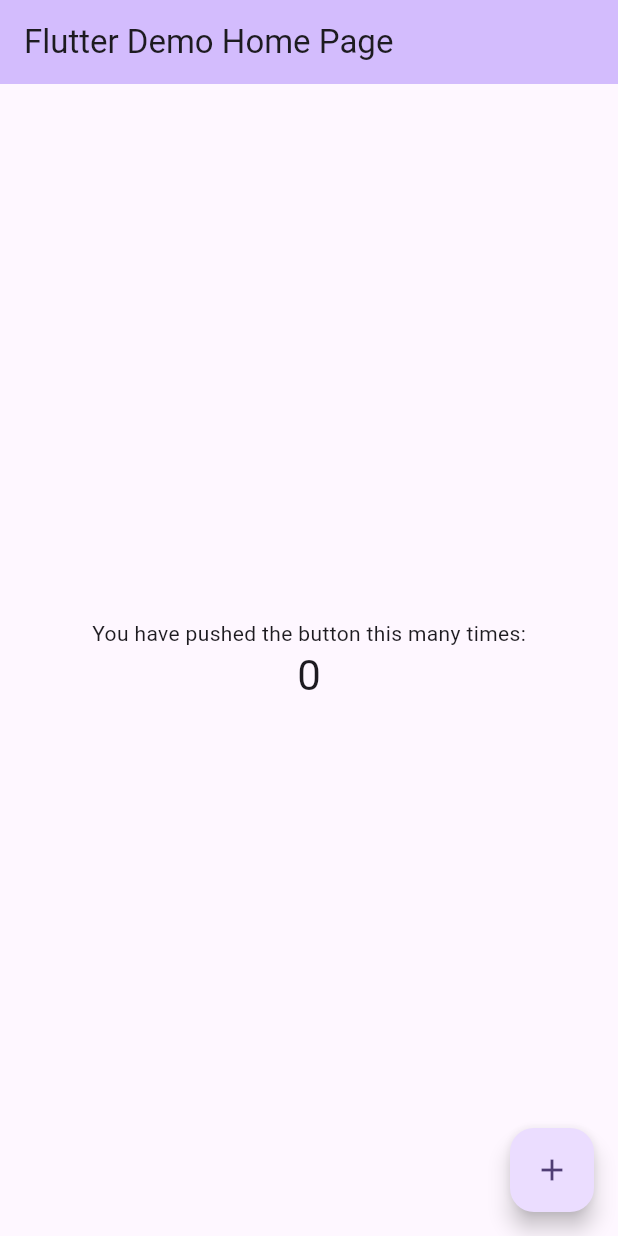
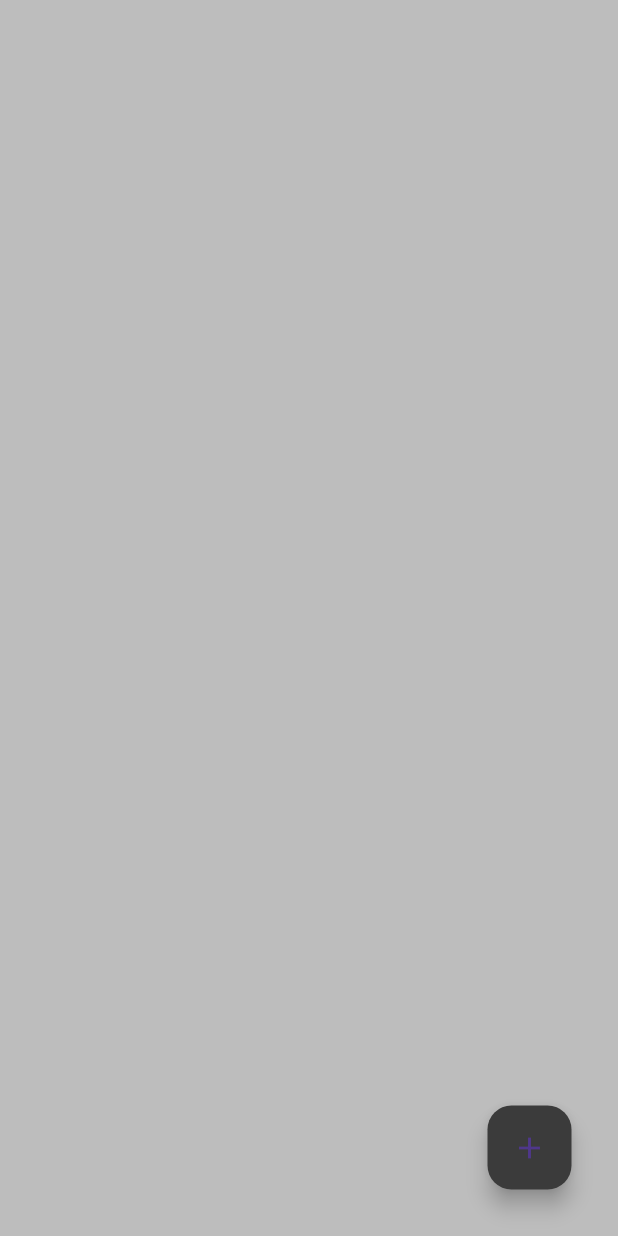
Before and after one commit to LuisRomero05/Purchasing-Planner-and-Manager, a Flutter app: the screen it shows after launch, on a phone screen of 412 x 824 dp. Run offline on Flutter 3.47's test engine with Material 3 defaults, Android fonts, the light colour scheme and no system bars.

Commit message:
esqueleto de la app, pendiente de modificaciones

```diff
--- a/application_purchasing_planner_and_manager/lib/main.dart
+++ b/application_purchasing_planner_and_manager/lib/main.dart
@@ -1,4 +1,5 @@
 import 'package:flutter/material.dart';
+import 'package:application_purchasing_planner_and_manager/pages/inicio.dart';
 
 void main() {
   runApp(const MyApp());
@@ -10,116 +11,9 @@
   // This widget is the root of your application.
   @override
   Widget build(BuildContext context) {
-    return MaterialApp(
-      title: 'Flutter Demo',
-      theme: ThemeData(
-        // This is the theme of your application.
-        //
-        // TRY THIS: Try running your application with "flutter run". You'll see
-        // the application has a purple toolbar. Then, without quitting the app,
-        // try changing the seedColor in the colorScheme below to Colors.green
-        // and then invoke "hot reload" (save your changes or press the "hot
-        // reload" button in a Flutter-supported IDE, or press "r" if you used
-        // the command line to start the app).
-        //
-        // Notice that the counter didn't reset back to zero; the application
-        // state is not lost during the reload. To reset the state, use hot
-        // restart instead.
-        //
-        // This works for code too, not just values: Most code changes can be
-        // tested with just a hot reload.
-        colorScheme: ColorScheme.fromSeed(seedColor: Colors.deepPurple),
-        useMaterial3: true,
-      ),
-      home: const MyHomePage(title: 'Flutter Demo Home Page'),
+    return const MaterialApp(
+      title: 'App de Notas',
+      home: MyWidget(),
     );
   }
 }
-
-class MyHomePage extends StatefulWidget {
-  const MyHomePage({super.key, required this.title});
-
-  // This widget is the home page of your application. It is stateful, meaning
-  // that it has a State object (defined below) that contains fields that affect
-  // how it looks.
-
-  // This class is the configuration for the state. It holds the values (in this
-  // case the title) provided by the parent (in this case the App widget) and
-  // used by the build method of the State. Fields in a Widget subclass are
-  // always marked "final".
-
-  final String title;
-
-  @override
-  State<MyHomePage> createState() => _MyHomePageState();
-}
-
-class _MyHomePageState extends State<MyHomePage> {
-  int _counter = 0;
-
-  void _incrementCounter() {
-    setState(() {
-      // This call to setState tells the Flutter framework that something has
-      // changed in this State, which causes it to rerun the build method below
-      // so that the display can reflect the updated values. If we changed
-      // _counter without calling setState(), then the build method would not be
-      // called again, and so nothing would appear to happen.
-      _counter++;
-    });
-  }
-
-  @override
-  Widget build(BuildContext context) {
-    // This method is rerun every time setState is called, for instance as done
-    // by the _incrementCounter method above.
-    //
-    // The Flutter framework has been optimized to make rerunning build methods
-    // fast, so that you can just rebuild anything that needs updating rather
-    // than having to individually change instances of widgets.
-    return Scaffold(
-      appBar: AppBar(
-        // TRY THIS: Try changing the color here to a specific color (to
-        // Colors.amber, perhaps?) and trigger a hot reload to see the AppBar
-        // change color while the other colors stay the same.
-        backgroundColor: Theme.of(context).colorScheme.inversePrimary,
-        // Here we take the value from the MyHomePage object that was created by
-        // the App.build method, and use it to set our appbar title.
-        title: Text(widget.title),
-      ),
-      body: Center(
-        // Center is a layout widget. It takes a single child and positions it
-        // in the middle of the parent.
-        child: Column(
-          // Column is also a layout widget. It takes a list of children and
-          // arranges them vertically. By default, it sizes itself to fit its
-          // children horizontally, and tries to be as tall as its parent.
-          //
-          // Column has various properties to control how it sizes itself and
-          // how it positions its children. Here we use mainAxisAlignment to
-          // center the children vertically; the main axis here is the vertical
-          // axis because Columns are vertical (the cross axis would be
-          // horizontal).
-          //
-          // TRY THIS: Invoke "debug painting" (choose the "Toggle Debug Paint"
-          // action in the IDE, or press "p" in the console), to see the
-          // wireframe for each widget.
-          mainAxisAlignment: MainAxisAlignment.center,
-          children: <Widget>[
-            const Text(
-              'You have pushed the button this many times:',
-            ),
-            Text(
-              '$_counter',
-              style: Theme.of(context).textTheme.headlineMedium,
-            ),
-          ],
-        ),
-      ),
-      floatingActionButton: FloatingActionButton(
-        onPressed: _incrementCounter,
-        tooltip: 'Increment',
-        child: const Icon(Icons.add),
-      ), // This trailing comma makes auto-formatting nicer for build methods.
-    );
-  }
-}
--- /dev/null
+++ b/application_purchasing_planner_and_manager/lib/pages/inicio.dart
@@ -0,0 +1,43 @@
+import 'package:flutter/material.dart';
+//import 'package:application_purchasing_planner_and_manager/styles/colors.dart';
+//import 'package:application_purchasing_planner_and_manager/styles/textstyles.dart';
+
+class MyWidget extends StatelessWidget {
+
+  const MyWidget({super.key});
+
+  @override
+  Widget build(BuildContext context) {
+    return Scaffold(
+      floatingActionButton: Padding(
+        padding: const EdgeInsets.all(15.0),
+        child: FloatingActionButton(
+          backgroundColor:  const Color(0xFF3B3B3B),
+          onPressed: () {}, child: const Icon(Icons.add),
+          ),
+        ),
+        backgroundColor: Colors.black26,
+        body: SafeArea(
+          child: Column(children: [
+            _appBar(),
+            const SizedBox(
+              height: 20,
+            ),
+            //_body(),
+          ],
+        ),
+      ),
+    );
+  }
+  _appBar() {
+    return Container(
+      margin: const EdgeInsets.only(top: 14),
+      padding: const EdgeInsets.symmetric(horizontal: 16),
+      child: const Row(
+        mainAxisAlignment: MainAxisAlignment.spaceBetween,
+        children: [],
+      ),
+    );
+  }
+
+}
--- /dev/null
+++ b/application_purchasing_planner_and_manager/lib/styles/colors.dart
@@ -0,0 +1,12 @@
+import 'package:flutter/material.dart';
+
+const bgColor = Color(0xFF252525);
+const tileColors = [
+  Color(0xFFffab91),
+  Color(0xFFffcc80),
+  Color(0xFFe6ee9b),
+  Color(0xFF80deea),
+  Color(0xFFcf93d9),
+  Color(0xFF80cbc4),
+  Color(0xFFf48fb1),
+];
--- a/application_purchasing_planner_and_manager/pubspec.yaml
+++ b/application_purchasing_planner_and_manager/pubspec.yaml
@@ -35,6 +35,8 @@ dependencies:
   # The following adds the Cupertino Icons font to your application.
   # Use with the CupertinoIcons class for iOS style icons.
   cupertino_icons: ^1.0.6
+  flutter_staggered_grid_view: ^0.6.2
+  google_fonts: ^3.0.1
 
 dev_dependencies:
   flutter_test:
```
Also changed, not shown: application_purchasing_planner_and_manager/pubspec.lock, 1 other file.
